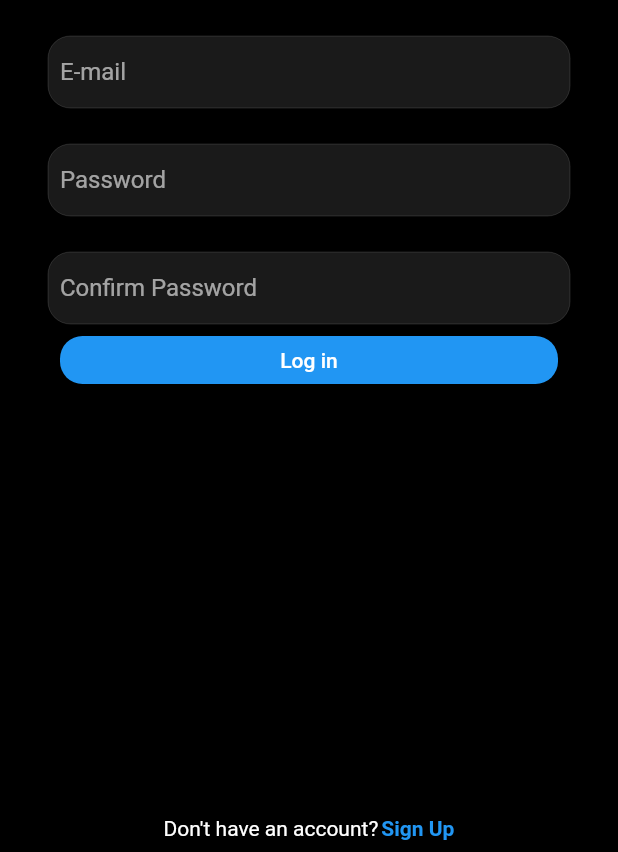
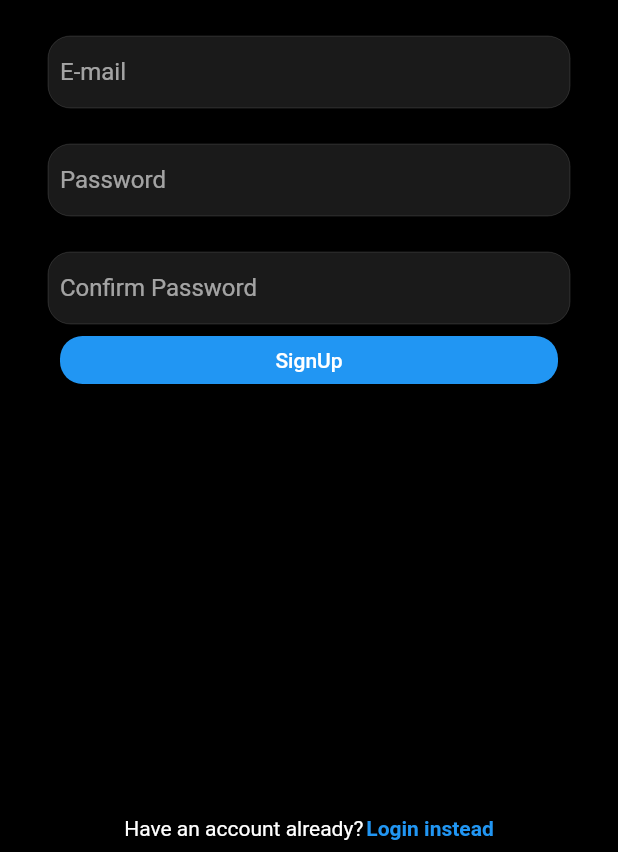
Before and after one commit to swap-10/insta_clone_flutter, a Flutter app: the screen it shows after launch, on a phone screen of 412 x 824 dp, the part 384-1236 px from its top. Run offline on Flutter 3.47's test engine with Material 2 defaults, Android fonts, the phone set to English and light mode, and no system bars; our stand-ins replace firebase_core, flutter_dotenv, flutter_svg; accounts and stored records are empty.

Commit message:
Fix signup screen text to be signup screen from login screen

```diff
--- a/lib/screens/signup_screen.dart
+++ b/lib/screens/signup_screen.dart
@@ -99,7 +99,7 @@ class _SignupScreenState extends State<SignupScreen> {
                 onPressed: (() => {}),
                 child: Container(
                   child: const Text(
-                    "Log in",
+                    "SignUp",
                     style: TextStyle(color: Colors.white),
                   ),
                   width: double.infinity,
@@ -121,7 +121,7 @@ class _SignupScreenState extends State<SignupScreen> {
                 mainAxisAlignment: MainAxisAlignment.center,
                 children: [
                   Container(
-                    child: const Text("Don't have an account?"),
+                    child: const Text("Have an account already?"),
                     padding: const EdgeInsets.symmetric(
                         vertical: 8.0, horizontal: 1.0),
                   ),
@@ -129,7 +129,7 @@ class _SignupScreenState extends State<SignupScreen> {
                     onTap: () {},
                     child: Container(
                       child: const Text(
-                        "Sign Up",
+                        "Login instead",
                         style: TextStyle(
                           fontWeight: FontWeight.bold,
                           color: Colors.blue,
```
